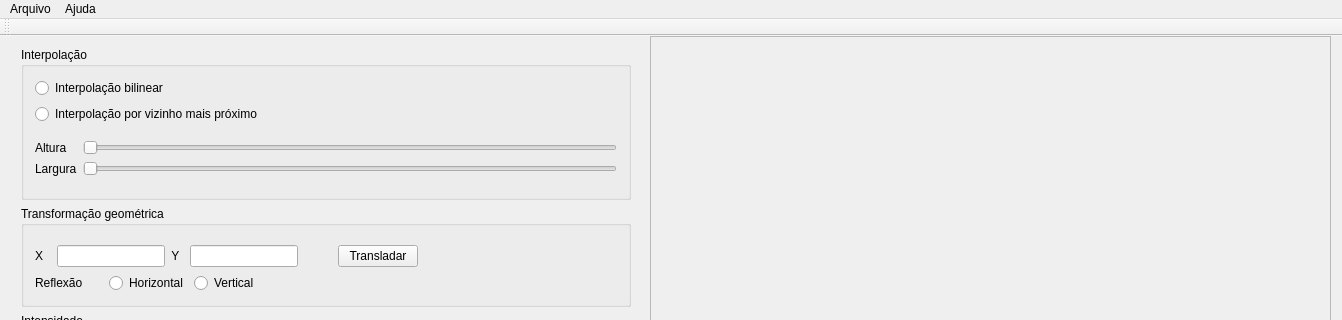
Qt form qt/mainwindow.ui (herodrigues/cvip) before a commit; both pictures show x 0 to 1342 and y 0 to 320 of the 1342 by 710 pixel window.
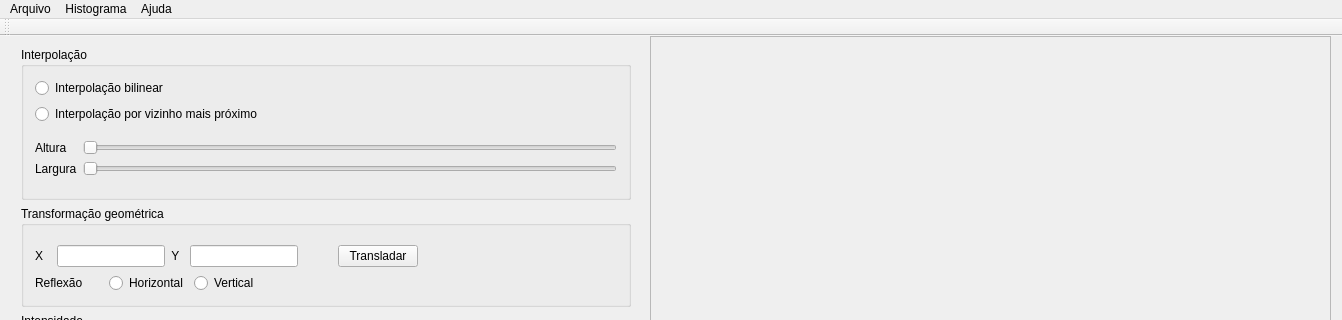
The same form after that commit. Icons and pictures are not drawn.

The edit to the form file:
```diff
--- a/qt/mainwindow.ui
+++ b/qt/mainwindow.ui
@@ -749,7 +749,15 @@
     </property>
     <addaction name="actionAbout"/>
    </widget>
+   <widget class="QMenu" name="menuHistograma">
+    <property name="title">
+     <string>Histograma</string>
+    </property>
+    <addaction name="actionOriginal"/>
+    <addaction name="actionEqualizado"/>
+   </widget>
    <addaction name="menuFile"/>
+   <addaction name="menuHistograma"/>
    <addaction name="menuHel"/>
   </widget>
   <widget class="QToolBar" name="mainToolBar">
```
Left out of the diff: 15 changed lines with no effect on the pictures.
